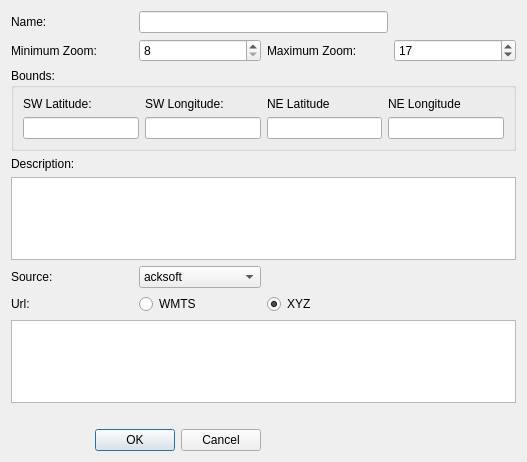
allenck/mapper, file mapper_app/ui/addgeoreferenceddialog.ui: the form before one commit.
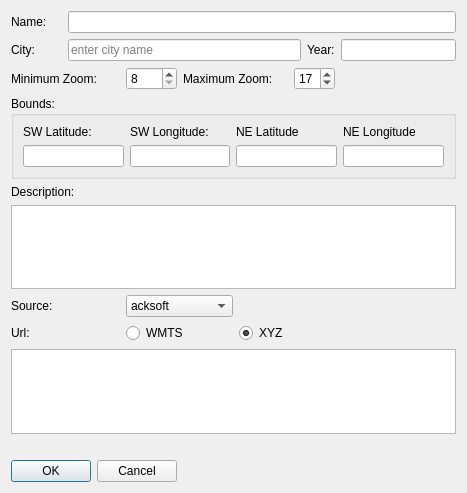
The form after the commit. Custom widgets are drawn as their Qt base class.

```diff
--- a/mapper_app/ui/addgeoreferenceddialog.ui
+++ b/mapper_app/ui/addgeoreferenceddialog.ui
@@ -6,46 +6,60 @@
    <rect>
     <x>0</x>
     <y>0</y>
-    <width>527</width>
-    <height>462</height>
+    <width>467</width>
+    <height>493</height>
    </rect>
   </property>
   <property name="windowTitle">
    <string>Update Overlay Information</string>
   </property>
   <layout class="QGridLayout" name="gridLayout">
-   <item row="10" column="0" colspan="2">
-    <widget class="QDialogButtonBox" name="buttonBox">
-     <property name="orientation">
-      <enum>Qt::Horizontal</enum>
-     </property>
-     <property name="standardButtons">
-      <set>QDialogButtonBox::Cancel|QDialogButtonBox::Ok</set>
-     </property>
-    </widget>
-   </item>
-   <item row="7" column="0">
-    <widget class="QLabel" name="label_8">
+   <item row="0" column="0">
+    <widget class="QLabel" name="label">
      <property name="text">
-      <string>Url:</string>
+      <string>Name:</string>
      </property>
     </widget>
    </item>
-   <item row="8" column="0" colspan="4">
-    <widget class="QTextEdit" name="edUrl">
+   <item row="0" column="1" colspan="7">
+    <widget class="QLineEdit" name="edName">
      <property name="toolTip">
-      <string>&lt;html&gt;&lt;head/&gt;&lt;body&gt;&lt;p&gt;Enter either a Web Map Tile Service(&lt;span style=&quot; font-weight:600;&quot;&gt;WMTS&lt;/span&gt;) capabilities request URL request or an XYZ link Url.&lt;/p&gt;&lt;/body&gt;&lt;/html&gt;</string>
+      <string>&lt;html&gt;&lt;head/&gt;&lt;body&gt;&lt;p&gt;Enter a name by which this overlay will be known.&lt;/p&gt;&lt;/body&gt;&lt;/html&gt;</string>
      </property>
     </widget>
    </item>
    <item row="1" column="0">
+    <widget class="QLabel" name="label_11">
+     <property name="text">
+      <string>City:</string>
+     </property>
+    </widget>
+   </item>
+   <item row="1" column="1" colspan="5">
+    <widget class="QLineEdit" name="edCity">
+     <property name="placeholderText">
+      <string>enter city name</string>
+     </property>
+    </widget>
+   </item>
+   <item row="1" column="6">
+    <widget class="QLabel" name="label_12">
+     <property name="text">
+      <string>Year:</string>
+     </property>
+    </widget>
+   </item>
+   <item row="1" column="7">
+    <widget class="QLineEdit" name="edYear"/>
+   </item>
+   <item row="2" column="0" colspan="2">
     <widget class="QLabel" name="label_2">
      <property name="text">
       <string>Minimum Zoom:</string>
      </property>
     </widget>
    </item>
-   <item row="1" column="1">
+   <item row="2" column="2">
     <widget class="QSpinBox" name="sbMinZoom">
      <property name="minimum">
       <number>8</number>
@@ -55,14 +69,14 @@
      </property>
     </widget>
    </item>
-   <item row="1" column="2">
+   <item row="2" column="3" colspan="2">
     <widget class="QLabel" name="label_3">
      <property name="text">
       <string>Maximum Zoom:</string>
      </property>
     </widget>
    </item>
-   <item row="1" column="3">
+   <item row="2" column="5" colspan="2">
     <widget class="QSpinBox" name="sbMaxZoom">
      <property name="maximum">
       <number>21</number>
@@ -72,7 +86,7 @@
      </property>
     </widget>
    </item>
-   <item row="2" column="0" colspan="4">
+   <item row="3" column="0" colspan="8">
     <widget class="QGroupBox" name="groupBox">
      <property name="title">
       <string>Bounds:</string>
@@ -121,28 +135,74 @@
      </layout>
     </widget>
    </item>
-   <item row="0" column="0">
-    <widget class="QLabel" name="label">
-     <property name="text">
-      <string>Name:</string>
-     </property>
-    </widget>
-   </item>
-   <item row="0" column="1" colspan="2">
-    <widget class="QLineEdit" name="edName">
-     <property name="toolTip">
-      <string>&lt;html&gt;&lt;head/&gt;&lt;body&gt;&lt;p&gt;Enter a name by which this overlay will be known.&lt;/p&gt;&lt;/body&gt;&lt;/html&gt;</string>
-     </property>
-    </widget>
-   </item>
-   <item row="3" column="0">
+   <item row="4" column="0" colspan="2">
     <widget class="QLabel" name="label_9">
      <property name="text">
       <string>Description:</string>
      </property>
     </widget>
    </item>
-   <item row="9" column="0" colspan="4">
+   <item row="5" column="0" colspan="8">
+    <widget class="MyTextEdit" name="description"/>
+   </item>
+   <item row="6" column="0">
+    <widget class="QLabel" name="label_10">
+     <property name="text">
+      <string>Source:</string>
+     </property>
+    </widget>
+   </item>
+   <item row="6" column="2" colspan="2">
+    <widget class="QComboBox" name="comboBox">
+     <item>
+      <property name="text">
+       <string>acksoft</string>
+      </property>
+     </item>
+     <item>
+      <property name="text">
+       <string>georeferencer</string>
+      </property>
+     </item>
+     <item>
+      <property name="text">
+       <string>mbtiles</string>
+      </property>
+     </item>
+    </widget>
+   </item>
+   <item row="7" column="0">
+    <widget class="QLabel" name="label_8">
+     <property name="text">
+      <string>Url:</string>
+     </property>
+    </widget>
+   </item>
+   <item row="7" column="2" colspan="2">
+    <widget class="QRadioButton" name="rbWMTS">
+     <property name="text">
+      <string>WMTS</string>
+     </property>
+    </widget>
+   </item>
+   <item row="7" column="4">
+    <widget class="QRadioButton" name="rbXYZ">
+     <property name="text">
+      <string>XYZ</string>
+     </property>
+     <property name="checked">
+      <bool>true</bool>
+     </property>
+    </widget>
+   </item>
+   <item row="8" column="0" colspan="8">
+    <widget class="QTextEdit" name="edUrl">
+     <property name="toolTip">
+      <string>&lt;html&gt;&lt;head/&gt;&lt;body&gt;&lt;p&gt;Enter either a Web Map Tile Service(&lt;span style=&quot; font-weight:600;&quot;&gt;WMTS&lt;/span&gt;) capabilities request URL request or an XYZ link Url.&lt;/p&gt;&lt;/body&gt;&lt;/html&gt;</string>
+     </property>
+    </widget>
+   </item>
+   <item row="9" column="0">
     <widget class="QLabel" name="lblErr">
      <property name="palette">
       <palette>
@@ -186,49 +246,13 @@
      </property>
     </widget>
    </item>
-   <item row="4" column="0" colspan="4">
-    <widget class="HtmlTextEdit" name="description"/>
-   </item>
-   <item row="5" column="0">
-    <widget class="QLabel" name="label_10">
-     <property name="text">
-      <string>Source:</string>
+   <item row="10" column="0" colspan="3">
+    <widget class="QDialogButtonBox" name="buttonBox">
+     <property name="orientation">
+      <enum>Qt::Horizontal</enum>
      </property>
-    </widget>
-   </item>
-   <item row="5" column="1">
-    <widget class="QComboBox" name="comboBox">
-     <item>
-      <property name="text">
-       <string>acksoft</string>
-      </property>
-     </item>
-     <item>
-      <property name="text">
-       <string>georeferencer</string>
-      </property>
-     </item>
-     <item>
-      <property name="text">
-       <string>mbtiles</string>
-      </property>
-     </item>
-    </widget>
-   </item>
-   <item row="7" column="1">
-    <widget class="QRadioButton" name="rbWMTS">
-     <property name="text">
-      <string>WMTS</string>
-     </property>
-    </widget>
-   </item>
-   <item row="7" column="2">
-    <widget class="QRadioButton" name="rbXYZ">
-     <property name="text">
-      <string>XYZ</string>
-     </property>
-     <property name="checked">
-      <bool>true</bool>
+     <property name="standardButtons">
+      <set>QDialogButtonBox::Cancel|QDialogButtonBox::Ok</set>
      </property>
     </widget>
    </item>
@@ -236,9 +260,9 @@
  </widget>
  <customwidgets>
   <customwidget>
-   <class>HtmlTextEdit</class>
+   <class>MyTextEdit</class>
    <extends>QTextEdit</extends>
-   <header>htmltextedit.h</header>
+   <header>mytextedit.h</header>
   </customwidget>
  </customwidgets>
  <resources/>
```
